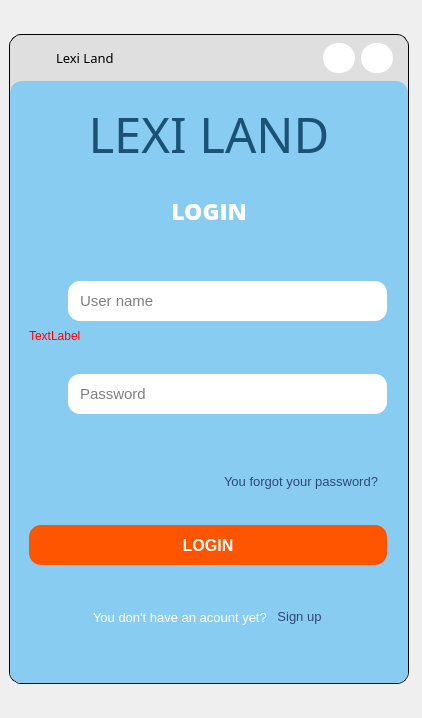
First picture: the form in UI/forms/login_register.ui, repository yuukun123/LexiLand, before the edit.
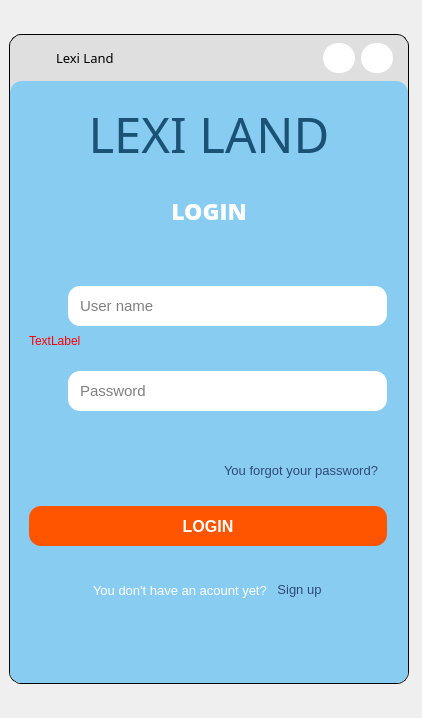
Second picture: the form after the edit. The open tabs and pages were chosen to show the change. Icons and pictures are not drawn.

```diff
--- a/UI/forms/login_register.ui
+++ b/UI/forms/login_register.ui
@@ -413,13 +413,13 @@
                   <number>0</number>
                  </property>
                  <property name="topMargin">
-                  <number>7</number>
+                  <number>20</number>
                  </property>
                  <property name="rightMargin">
                   <number>11</number>
                  </property>
                  <property name="bottomMargin">
-                  <number>15</number>
+                  <number>50</number>
                  </property>
                  <item>
                   <widget class="QWidget" name="widget_32" native="true">
```
Left out of the diff: 2 changed lines with no effect on the pictures.
